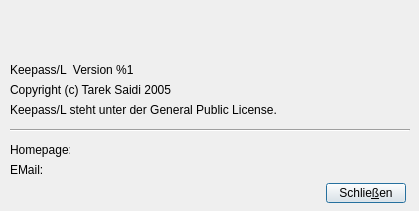
Qt form src/forms/AboutDlg.ui (thooge/keepassx1) before a commit.
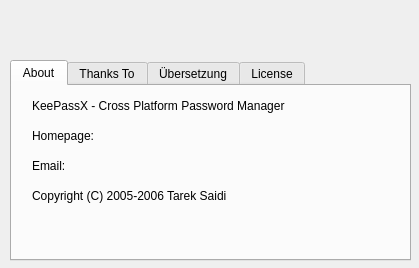
The same form after that commit. Icons and pictures are not drawn.

```diff
--- a/src/forms/AboutDlg.ui
+++ b/src/forms/AboutDlg.ui
@@ -9,7 +9,7 @@
         <x>0</x>
         <y>0</y>
         <width>419</width>
-        <height>211</height>
+    <height>268</height>
       </rect>
     </property>
     <property name="sizePolicy" >
@@ -33,37 +33,8 @@
       </size>
     </property>
     <property name="windowTitle" >
-      <string>Über...</string>
-    </property>
-    <widget class="Line" name="line1" >
-      <property name="geometry" >
-        <rect>
-          <x>10</x>
-          <y>120</y>
-          <width>400</width>
-          <height>20</height>
-        </rect>
-      </property>
-      <property name="frameShape" >
-        <enum>QFrame::HLine</enum>
-      </property>
-      <property name="frameShadow" >
-        <enum>QFrame::Sunken</enum>
-      </property>
-    </widget>
-    <widget class="QLabel" name="Label3" >
-      <property name="geometry" >
-        <rect>
-          <x>10</x>
-          <y>140</y>
-          <width>60</width>
-          <height>20</height>
-        </rect>
-      </property>
-      <property name="text" >
-        <string>Homepage:</string>
-      </property>
-    </widget>
+   <string>About</string>
+  </property>
     <widget class="QLabel" name="Banner" >
       <property name="geometry" >
         <rect>
@@ -80,73 +51,120 @@
         <bool>true</bool>
       </property>
     </widget>
+  <widget class="QTabWidget" name="tabWidget" >
+   <property name="geometry" >
+    <rect>
+     <x>10</x>
+     <y>60</y>
+     <width>401</width>
+     <height>201</height>
+    </rect>
+   </property>
+   <widget class="QWidget" name="tab" >
+    <attribute name="title" >
+     <string>About</string>
+    </attribute>
+    <widget class="QLabel" name="Label3" >
+     <property name="geometry" >
+      <rect>
+       <x>20</x>
+       <y>40</y>
+       <width>81</width>
+       <height>20</height>
+      </rect>
+     </property>
+     <property name="text" >
+      <string>Homepage:</string>
+     </property>
+    </widget>
+    <widget class="QLabel" name="Label0" >
+     <property name="geometry" >
+      <rect>
+       <x>20</x>
+       <y>10</y>
+       <width>281</width>
+       <height>20</height>
+      </rect>
+     </property>
+     <property name="text" >
+      <string>KeePassX - Cross Platform Password Manager</string>
+     </property>
+    </widget>
     <widget class="QLabel" name="Label4" >
       <property name="geometry" >
         <rect>
-          <x>10</x>
-          <y>160</y>
-          <width>54</width>
+       <x>20</x>
+       <y>70</y>
+       <width>111</width>
           <height>20</height>
         </rect>
       </property>
       <property name="text" >
-        <string>EMail:</string>
-      </property>
-    </widget>
-    <widget class="QPushButton" name="ButtonClose" >
-      <property name="geometry" >
-        <rect>
-          <x>326</x>
-          <y>183</y>
-          <width>80</width>
-          <height>20</height>
-        </rect>
-      </property>
-      <property name="text" >
-        <string>Schlie&amp;ßen</string>
-      </property>
-      <property name="shortcut" >
-        <string>Alt+ß</string>
-      </property>
-    </widget>
-    <widget class="QLabel" name="Label2" >
-      <property name="geometry" >
-        <rect>
-          <x>10</x>
-          <y>100</y>
-          <width>400</width>
-          <height>20</height>
-        </rect>
-      </property>
-      <property name="text" >
-        <string>Keepass/L steht unter der General Public License.</string>
+      <string>Email:</string>
       </property>
     </widget>
     <widget class="QLabel" name="Label1" >
       <property name="geometry" >
         <rect>
-          <x>10</x>
-          <y>80</y>
-          <width>240</width>
+       <x>20</x>
+       <y>100</y>
+       <width>301</width>
           <height>20</height>
         </rect>
       </property>
       <property name="text" >
-        <string>Copyright (c) Tarek Saidi 2005</string>
+      <string>Copyright (C) 2005-2006 Tarek Saidi</string>
       </property>
     </widget>
-    <widget class="QLabel" name="Label0" >
+   </widget>
+   <widget class="QWidget" name="tab_2" >
+    <attribute name="title" >
+     <string>Thanks To</string>
+    </attribute>
+    <widget class="QTextEdit" name="Edit_Thanks" >
       <property name="geometry" >
         <rect>
-          <x>10</x>
-          <y>60</y>
-          <width>220</width>
-          <height>20</height>
-        </rect>
-      </property>
-      <property name="text" >
-        <string>Keepass/L  Version %1</string>
-      </property>
+       <x>0</x>
+       <y>0</y>
+       <width>401</width>
+       <height>171</height>
+      </rect>
+     </property>
+     <property name="html" >
+      <string>&lt;html>&lt;head>&lt;meta name="qrichtext" content="1" />&lt;/head>&lt;body style=" white-space: pre-wrap; font-family:Sans Serif; font-size:9pt; font-weight:400; font-style:normal; text-decoration:none;">&lt;p style=" margin-top:0px; margin-bottom:0px; margin-left:0px; margin-right:0px; -qt-block-indent:0; text-indent:0px;">&lt;span style=" font-weight:600;">Mattias Miller&lt;/span> (www.outofhanwell.com)&lt;/p>&lt;p style=" margin-top:0px; margin-bottom:0px; margin-left:0px; margin-right:0px; -qt-block-indent:0; text-indent:0px;">  Mac OS X Support&lt;/p>&lt;/body>&lt;/html></string>
+     </property>
+    </widget>
+   </widget>
+   <widget class="QWidget" name="tab_4" >
+    <attribute name="title" >
+     <string>Übersetzung</string>
+    </attribute>
+    <widget class="QTextEdit" name="Edit_Translation" >
+     <property name="geometry" >
+      <rect>
+       <x>0</x>
+       <y>0</y>
+       <width>401</width>
+       <height>171</height>
+      </rect>
+     </property>
+    </widget>
+   </widget>
+   <widget class="QWidget" name="tab_3" >
+    <attribute name="title" >
+     <string>License</string>
+    </attribute>
+    <widget class="QTextEdit" name="Edit_License" >
+     <property name="geometry" >
+      <rect>
+       <x>0</x>
+       <y>0</y>
+       <width>401</width>
+       <height>171</height>
+      </rect>
+     </property>
+    </widget>
+   </widget>
     </widget>
   </widget>
   <layoutdefault spacing="6" margin="11" />
```
Left out of the diff: 11 changed lines with no effect on the pictures. Lines whose indentation alone changed are shown as unchanged.
